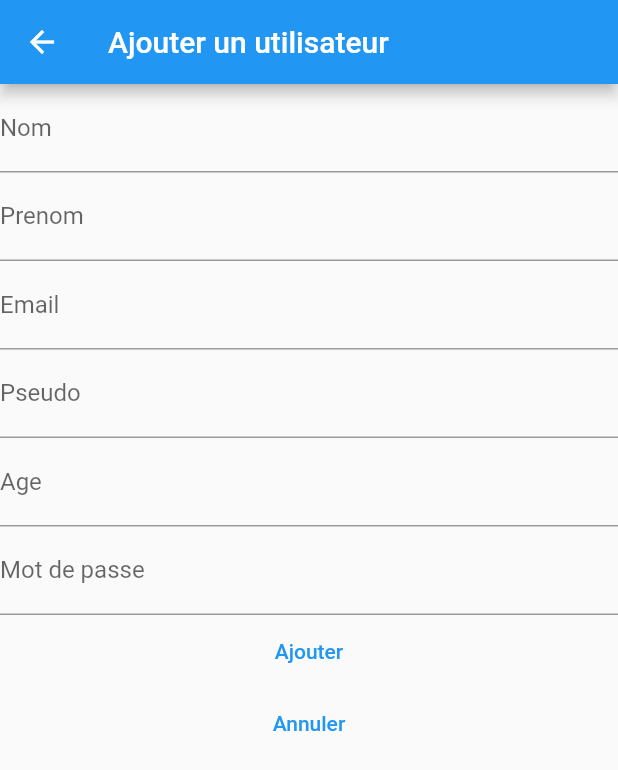
After one commit to pierrebraem/connect_to_graphql, a Flutter app: the AddPage screen opened directly, on a phone screen of 412 x 824 dp. The commit adds this screen. Shown: the top 770 px of the screen. Run offline on Flutter 3.47's test engine with Material 2 defaults, Android fonts, the phone set to English and light mode, and no system bars; our stand-ins replace graphql_flutter; network calls fail.

Commit message:
Transmission info ajout vers service

```diff
--- /dev/null
+++ b/lib/ajouter.dart
@@ -0,0 +1,96 @@
+import 'package:connect_to_graphql/services/graphql_service_user.dart';
+import 'package:flutter/material.dart';
+
+class AddPage extends StatelessWidget{
+  AddPage({super.key});
+  GraphQLServiceUser graphQLServiceUser = GraphQLServiceUser();
+
+  final firstname = TextEditingController();
+  final lastname = TextEditingController();
+  final email = TextEditingController();
+  final username = TextEditingController();
+  final age = TextEditingController();
+  final password = TextEditingController();
+
+  @override
+  Widget build(BuildContext context){
+    return Scaffold(
+      appBar: AppBar(
+        title: const Text('Ajouter un utilisateur')
+      ),
+      body: Column(
+        children: <Widget>[
+          TextFormField(
+            controller: firstname,
+            decoration: const InputDecoration(
+              border: UnderlineInputBorder(),
+              labelText: 'Nom'
+            )
+          ),
+
+          TextFormField(
+            controller: lastname,
+            decoration: const InputDecoration(
+              border: UnderlineInputBorder(),
+              labelText: 'Prenom'
+            )
+          ),
+
+          TextFormField(
+            controller: email,
+            decoration: const InputDecoration(
+              border: UnderlineInputBorder(),
+              labelText: 'Email'
+            )
+          ),
+
+          TextFormField(
+            controller: username,
+            decoration: const InputDecoration(
+              border: UnderlineInputBorder(),
+              labelText: 'Pseudo'
+            )
+          ),
+
+          TextFormField(
+            controller: age,
+            decoration: const InputDecoration(
+              border: UnderlineInputBorder(),
+              labelText: 'Age'
+            )
+          ),
+
+          TextFormField(
+            controller: password,
+            decoration: const InputDecoration(
+              border: UnderlineInputBorder(),
+              labelText: 'Mot de passe'
+            )
+          ),
+
+          TextButton(
+            onPressed: () {
+              final test = graphQLServiceUser.addUser(firstname.text, lastname.text, email.text, username.text, int.parse(age.text), password.text);
+              showDialog(
+                context: context,
+                builder: (context){
+                  return AlertDialog(
+                    content: Text(test)
+                  );
+                }
+              );
+            },
+            child: const Text('Ajouter')
+          ),
+
+          TextButton(
+            onPressed: () {
+              Navigator.of(context).pop();
+            },
+            child: const Text('Annuler')
+          )
+        ]
+      )
+    );
+  }
+}
--- a/lib/models/user_model.dart
+++ b/lib/models/user_model.dart
@@ -2,8 +2,12 @@ class UserModel{
   final String id;
   final String firstname;
   final String lastname;
+  final String? email;
+  final String? username;
+  final int? age;
+  final String? password;
 
-  UserModel({required this.id, required this.firstname, required this.lastname});
+  UserModel({required this.id, required this.firstname, required this.lastname, this.email, this.username, this.age, this.password});
 
   static UserModel fromMap({required Map map}) => UserModel(
     id: map['id'],
--- a/lib/services/graphql_service_user.dart
+++ b/lib/services/graphql_service_user.dart
@@ -39,4 +39,8 @@ class GraphQLServiceUser {
       throw Exception(error);
     }
   }
+
+  String addUser(String firstname, String lastname, String email, String username, int age, String password) {
+    return "Bonjour je m'appelle $firstname $lastname et j'ai $age ans. Mon adresse mail est $email, mon pseudo $username et mon mot de passe c'est $password";
+  }
 }
```
Also changed, not shown: lib/main.dart (+7 -69 lines).
